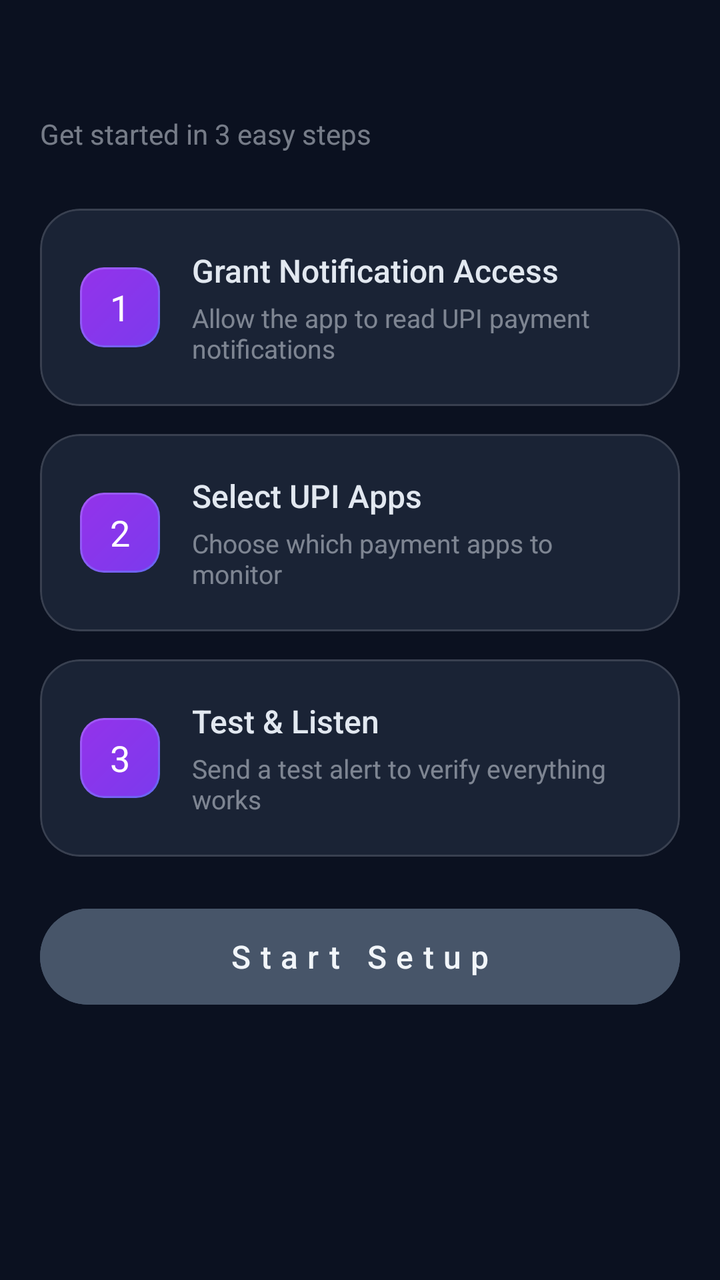
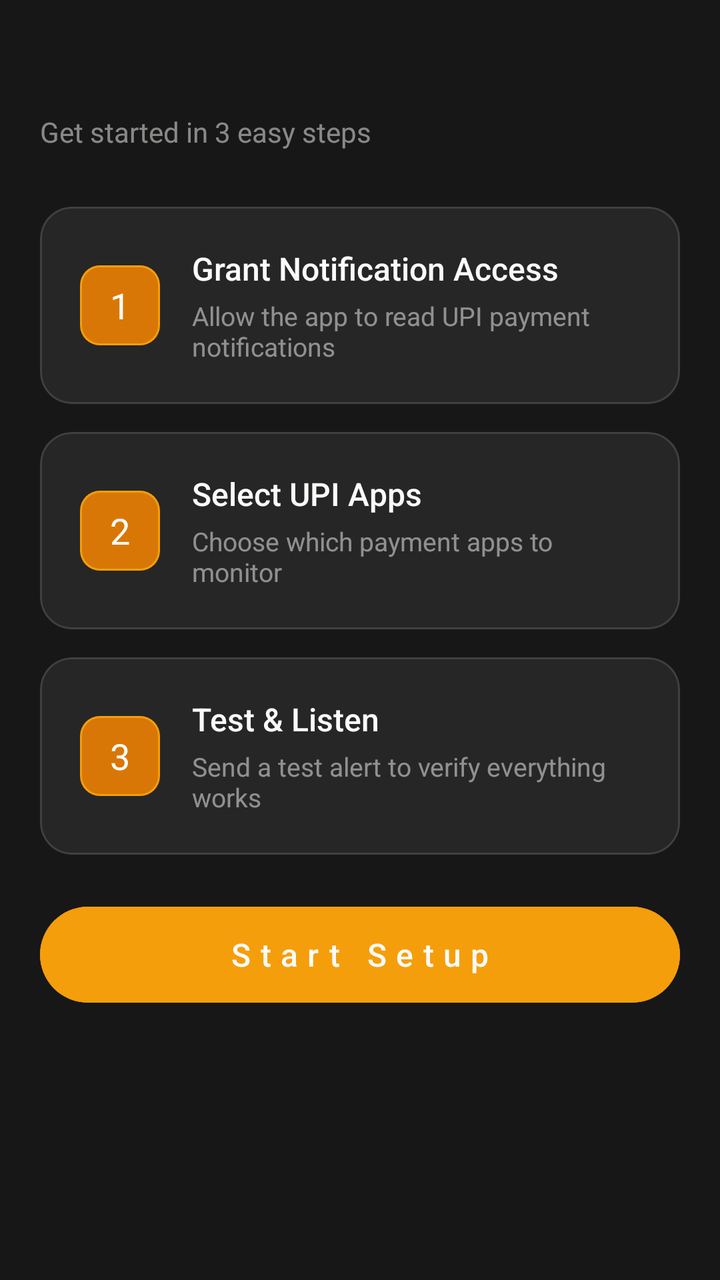

Two renders of the same Android screen: before a commit and after it. Below are the layout's source before the change and the commit's diff.
<!-- AndroidManifest.xml: application theme Theme.UPISoundBox -->
<!-- res/layout/fragment_setup.xml -->
<?xml version="1.0" encoding="utf-8"?>
<androidx.core.widget.NestedScrollView xmlns:android="http://schemas.android.com/apk/res/android"
    xmlns:app="http://schemas.android.com/apk/res-auto"
    android:layout_width="match_parent"
    android:layout_height="match_parent"
    android:overScrollMode="never"
    android:clipToPadding="false"
    android:paddingBottom="20dp">

    <LinearLayout
        android:layout_width="match_parent"
        android:layout_height="wrap_content"
        android:orientation="vertical"
        android:paddingHorizontal="20dp"
        android:paddingTop="8dp"
        android:paddingBottom="16dp">

        <TextView
            android:layout_width="wrap_content"
            android:layout_height="wrap_content"
            android:text="Setup Guide"
            android:textSize="28sp"
            android:textColor="@color/on_surface_dark"
            android:fontFamily="sans-serif-light"
            android:letterSpacing="-0.5"
            android:layout_marginTop="8dp"
            android:layout_marginBottom="4dp" />

        <TextView
            android:layout_width="wrap_content"
            android:layout_height="wrap_content"
            android:text="Get started in 3 easy steps"
            android:textSize="14sp"
            android:textColor="@color/on_surface_dark"
            android:alpha="0.5"
            android:fontFamily="sans-serif"
            android:layout_marginBottom="28dp" />

        <com.google.android.material.card.MaterialCardView
            android:layout_width="match_parent"
            android:layout_height="wrap_content"
            app:cardBackgroundColor="@color/surface_glass"
            app:cardCornerRadius="20dp"
            app:cardElevation="0dp"
            app:contentPadding="20dp"
            app:strokeColor="@color/outline_dark"
            app:strokeWidth="1dp"
            android:layout_marginBottom="14dp">

            <LinearLayout
                android:layout_width="match_parent"
                android:layout_height="wrap_content"
                android:orientation="horizontal"
                android:gravity="center_vertical">

                <TextView
                    android:layout_width="40dp"
                    android:layout_height="40dp"
                    android:text="1"
                    android:textSize="18sp"
                    android:textColor="@color/white"
                    android:gravity="center"
                    android:background="@drawable/glass_button"
                    android:layout_marginEnd="16dp" />

                <LinearLayout
                    android:layout_width="0dp"
                    android:layout_height="wrap_content"
                    android:layout_weight="1"
                    android:orientation="vertical">

                    <TextView
                        android:layout_width="wrap_content"
                        android:layout_height="wrap_content"
                        android:text="@string/step1_title"
                        android:textSize="16sp"
                        android:textColor="@color/on_surface_dark"
                        android:fontFamily="sans-serif-medium"
                        android:layout_marginBottom="4dp" />

                    <TextView
                        android:layout_width="wrap_content"
                        android:layout_height="wrap_content"
                        android:text="@string/step1_desc"
                        android:textSize="13sp"
                        android:textColor="@color/on_surface_dark"
                        android:alpha="0.5"
                        android:fontFamily="sans-serif" />
                </LinearLayout>
            </LinearLayout>
        </com.google.android.material.card.MaterialCardView>

        <com.google.android.material.card.MaterialCardView
            android:layout_width="match_parent"
            android:layout_height="wrap_content"
            app:cardBackgroundColor="@color/surface_glass"
            app:cardCornerRadius="20dp"
            app:cardElevation="0dp"
            app:contentPadding="20dp"
            app:strokeColor="@color/outline_dark"
            app:strokeWidth="1dp"
            android:layout_marginBottom="14dp">

            <LinearLayout
                android:layout_width="match_parent"
                android:layout_height="wrap_content"
                android:orientation="horizontal"
                android:gravity="center_vertical">

                <TextView
                    android:layout_width="40dp"
                    android:layout_height="40dp"
                    android:text="2"
                    android:textSize="18sp"
                    android:textColor="@color/white"
                    android:gravity="center"
                    android:background="@drawable/glass_button"
                    android:layout_marginEnd="16dp" />

                <LinearLayout
                    android:layout_width="0dp"
                    android:layout_height="wrap_content"
                    android:layout_weight="1"
                    android:orientation="vertical">

                    <TextView
                        android:layout_width="wrap_content"
                        android:layout_height="wrap_content"
                        android:text="@string/step2_title"
                        android:textSize="16sp"
                        android:textColor="@color/on_surface_dark"
                        android:fontFamily="sans-serif-medium"
                        android:layout_marginBottom="4dp" />

                    <TextView
                        android:layout_width="wrap_content"
                        android:layout_height="wrap_content"
                        android:text="@string/step2_desc"
                        android:textSize="13sp"
                        android:textColor="@color/on_surface_dark"
                        android:alpha="0.5"
                        android:fontFamily="sans-serif" />
                </LinearLayout>
            </LinearLayout>
        </com.google.android.material.card.MaterialCardView>

        <com.google.android.material.card.MaterialCardView
            android:layout_width="match_parent"
            android:layout_height="wrap_content"
            app:cardBackgroundColor="@color/surface_glass"
            app:cardCornerRadius="20dp"
            app:cardElevation="0dp"
            app:contentPadding="20dp"
            app:strokeColor="@color/outline_dark"
            app:strokeWidth="1dp"
            android:layout_marginBottom="14dp">

            <LinearLayout
                android:layout_width="match_parent"
                android:layout_height="wrap_content"
                android:orientation="horizontal"
                android:gravity="center_vertical">

                <TextView
                    android:layout_width="40dp"
                    android:layout_height="40dp"
                    android:text="3"
                    android:textSize="18sp"
                    android:textColor="@color/white"
                    android:gravity="center"
                    android:background="@drawable/glass_button"
                    android:layout_marginEnd="16dp" />

                <LinearLayout
                    android:layout_width="0dp"
                    android:layout_height="wrap_content"
                    android:layout_weight="1"
                    android:orientation="vertical">

                    <TextView
                        android:layout_width="wrap_content"
                        android:layout_height="wrap_content"
                        android:text="@string/step3_title"
                        android:textSize="16sp"
                        android:textColor="@color/on_surface_dark"
                        android:fontFamily="sans-serif-medium"
                        android:layout_marginBottom="4dp" />

                    <TextView
                        android:layout_width="wrap_content"
                        android:layout_height="wrap_content"
                        android:text="@string/step3_desc"
                        android:textSize="13sp"
                        android:textColor="@color/on_surface_dark"
                        android:alpha="0.5"
                        android:fontFamily="sans-serif" />
                </LinearLayout>
            </LinearLayout>
        </com.google.android.material.card.MaterialCardView>

        <com.google.android.material.button.MaterialButton
            android:id="@+id/btn_start_setup"
            style="@style/Widget.Material3.Button"
            android:layout_width="match_parent"
            android:layout_height="56dp"
            android:text="@string/start_setup"
            android:textSize="16sp"
            android:backgroundTint="@color/primary_40"
            android:letterSpacing="0.3"
            android:layout_marginTop="8dp" />

    </LinearLayout>
</androidx.core.widget.NestedScrollView>
<!-- resources referenced by this layout -->
<resources>
  <color name="on_surface_dark">#E2E8F0</color>
  <color name="outline_dark">#22FFFFFF</color>
  <color name="primary_40">#475569</color>
  <color name="surface_glass">#CC1E293B</color>
  <color name="white">#FFFFFFFF</color>
  <!-- drawable glass_button (drawable) -->
  <?xml version="1.0" encoding="utf-8"?>
  <layer-list xmlns:android="http://schemas.android.com/apk/res/android">
      <item>
          <shape android:shape="rectangle">
              <gradient
                  android:startColor="#6366F1"
                  android:endColor="#A855F7"
                  android:angle="135"
                  android:type="linear" />
              <corners android:radius="12dp" />
          </shape>
      </item>
      <item android:top="1dp" android:left="1dp" android:right="1dp" android:bottom="1dp">
          <shape android:shape="rectangle">
              <gradient
                  android:startColor="#7C3AED"
                  android:endColor="#9333EA"
                  android:angle="135"
                  android:type="linear" />
              <corners android:radius="11dp" />
          </shape>
      </item>
  </layer-list>
  <string name="start_setup">Start Setup</string>
  <string name="step1_desc">Allow the app to read UPI payment notifications</string>
  <string name="step1_title">Grant Notification Access</string>
  <string name="step2_desc">Choose which payment apps to monitor</string>
  <string name="step2_title">Select UPI Apps</string>
  <string name="step3_desc">Send a test alert to verify everything works</string>
  <string name="step3_title">Test &amp; Listen</string>
  <style name="Theme.UPISoundBox" parent="Theme.Material3.DayNight.NoActionBar">
          <item name="colorPrimary">@color/primary_40</item>
          <item name="colorPrimaryVariant">@color/primary_30</item>
          <item name="colorOnPrimary">@color/on_primary_dark</item>
          <item name="colorSecondary">@color/accent_cyan</item>
          <item name="colorSecondaryVariant">@color/accent_violet</item>
          <item name="colorOnSecondary">@color/primary_10</item>
          <item name="colorError">@color/error</item>
          <item name="colorOnError">@color/white</item>
          <item name="android:colorBackground">@color/surface_dark</item>
          <item name="colorSurface">@color/surface_dark</item>
          <item name="colorOnSurface">@color/on_surface_dark</item>
          <item name="colorOutline">@color/outline_dark</item>
          <item name="android:statusBarColor">@android:color/transparent</item>
          <item name="android:navigationBarColor">@android:color/transparent</item>
          <item name="android:windowLightStatusBar">false</item>
          <item name="android:windowLightNavigationBar">false</item>
          <item name="android:windowTranslucentStatus">true</item>
          <item name="android:windowTranslucentNavigation">true</item>
          <item name="android:enforceNavigationBarContrast">false</item>
          <item name="android:enforceStatusBarContrast">false</item>
      </style>
  <color name="primary_30">#334155</color>
  <color name="on_primary_dark">#F1F5F9</color>
  <color name="accent_cyan">#06B6D4</color>
  <color name="accent_violet">#8B5CF6</color>
  <color name="primary_10">#0F172A</color>
  <color name="error">#EF4444</color>
  <color name="surface_dark">#0B1120</color>
</resources>

<!-- the commit's change to res/layout/fragment_setup.xml (unified diff, before → after) -->
@@ -12,14 +12,14 @@
         android:layout_height="wrap_content"
         android:orientation="vertical"
         android:paddingHorizontal="20dp"
-        android:paddingTop="8dp"
+         android:paddingTop="4dp"
         android:paddingBottom="16dp">
 
         <TextView
             android:layout_width="wrap_content"
             android:layout_height="wrap_content"
             android:text="Setup Guide"
-            android:textSize="28sp"
+             android:textSize="30sp"
             android:textColor="@color/on_surface_dark"
             android:fontFamily="sans-serif-light"
             android:letterSpacing="-0.5"
@@ -40,7 +40,7 @@
             android:layout_width="match_parent"
             android:layout_height="wrap_content"
             app:cardBackgroundColor="@color/surface_glass"
-            app:cardCornerRadius="20dp"
+             app:cardCornerRadius="16dp"
             app:cardElevation="0dp"
             app:contentPadding="20dp"
             app:strokeColor="@color/outline_dark"
@@ -94,7 +94,7 @@
             android:layout_width="match_parent"
             android:layout_height="wrap_content"
             app:cardBackgroundColor="@color/surface_glass"
-            app:cardCornerRadius="20dp"
+             app:cardCornerRadius="16dp"
             app:cardElevation="0dp"
             app:contentPadding="20dp"
             app:strokeColor="@color/outline_dark"
@@ -148,7 +148,7 @@
             android:layout_width="match_parent"
             android:layout_height="wrap_content"
             app:cardBackgroundColor="@color/surface_glass"
-            app:cardCornerRadius="20dp"
+             app:cardCornerRadius="16dp"
             app:cardElevation="0dp"
             app:contentPadding="20dp"
             app:strokeColor="@color/outline_dark"
@@ -205,7 +205,7 @@
             android:layout_height="56dp"
             android:text="@string/start_setup"
             android:textSize="16sp"
-            android:backgroundTint="@color/primary_40"
+             android:backgroundTint="@color/accent_cyan"
             android:letterSpacing="0.3"
             android:layout_marginTop="8dp" />
 
<!-- resource entries referenced after the edit -->
@@ -1,31 +1,22 @@
 <!-- resources referenced by this layout -->
 <resources>
-  <color name="on_surface_dark">#E2E8F0</color>
-  <color name="outline_dark">#22FFFFFF</color>
-  <color name="primary_40">#475569</color>
-  <color name="surface_glass">#CC1E293B</color>
+  <color name="on_surface_dark">#FFFAFAF9</color>
+  <color name="outline_dark">#FF404040</color>
+  <color name="surface_glass">#FF262626</color>
   <color name="white">#FFFFFFFF</color>
   <!-- drawable glass_button (drawable) -->
   <?xml version="1.0" encoding="utf-8"?>
   <layer-list xmlns:android="http://schemas.android.com/apk/res/android">
       <item>
           <shape android:shape="rectangle">
-              <gradient
-                  android:startColor="#6366F1"
-                  android:endColor="#A855F7"
-                  android:angle="135"
-                  android:type="linear" />
-              <corners android:radius="12dp" />
+              <solid android:color="#F59E0B" />
+              <corners android:radius="10dp" />
           </shape>
       </item>
       <item android:top="1dp" android:left="1dp" android:right="1dp" android:bottom="1dp">
           <shape android:shape="rectangle">
-              <gradient
-                  android:startColor="#7C3AED"
-                  android:endColor="#9333EA"
-                  android:angle="135"
-                  android:type="linear" />
-              <corners android:radius="11dp" />
+              <solid android:color="#D97706" />
+              <corners android:radius="9dp" />
           </shape>
       </item>
   </layer-list>
@@ -37,7 +28,7 @@
   <string name="step3_desc">Send a test alert to verify everything works</string>
   <string name="step3_title">Test &amp; Listen</string>
   <style name="Theme.UPISoundBox" parent="Theme.Material3.DayNight.NoActionBar">
-          <item name="colorPrimary">@color/primary_40</item>
+          <item name="colorPrimary">@color/accent_cyan</item>
           <item name="colorPrimaryVariant">@color/primary_30</item>
           <item name="colorOnPrimary">@color/on_primary_dark</item>
           <item name="colorSecondary">@color/accent_cyan</item>
@@ -53,17 +44,17 @@
           <item name="android:navigationBarColor">@android:color/transparent</item>
           <item name="android:windowLightStatusBar">false</item>
           <item name="android:windowLightNavigationBar">false</item>
-          <item name="android:windowTranslucentStatus">true</item>
-          <item name="android:windowTranslucentNavigation">true</item>
+          <item name="android:windowTranslucentStatus">false</item>
+          <item name="android:windowTranslucentNavigation">false</item>
           <item name="android:enforceNavigationBarContrast">false</item>
           <item name="android:enforceStatusBarContrast">false</item>
       </style>
-  <color name="primary_30">#334155</color>
-  <color name="on_primary_dark">#F1F5F9</color>
-  <color name="accent_cyan">#06B6D4</color>
-  <color name="accent_violet">#8B5CF6</color>
-  <color name="primary_10">#0F172A</color>
+  <color name="primary_30">#404040</color>
+  <color name="on_primary_dark">#FFFAFAF9</color>
+  <color name="accent_cyan">#F59E0B</color>
+  <color name="accent_violet">#D97706</color>
+  <color name="primary_10">#171717</color>
   <color name="error">#EF4444</color>
-  <color name="surface_dark">#0B1120</color>
+  <color name="surface_dark">#FF171717</color>
 </resources>
 
